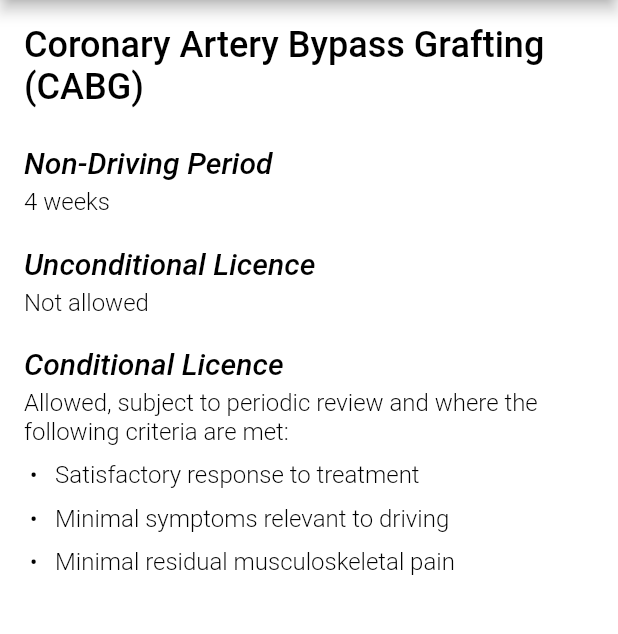
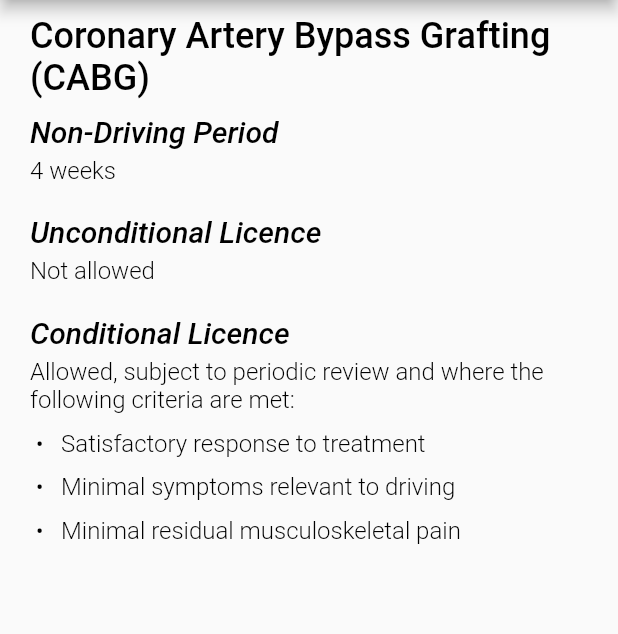
Before and after one commit to jathpala/driving_guidelines, a Flutter app: the screen it shows after launch, after a tap on "Coronary Artery Bypass Grafting", on a phone screen of 412 x 824 dp, the part 84-718 px from its top. Run offline on Flutter 3.47's test engine with Material 2 defaults, Android fonts, the light colour scheme and no system bars; our stand-ins replace yaml; Roboto replaces fonts that are missing (Sans-Serif).

Commit message:
Switch to named navigation routes and refactor main widgets
Navigation is now via named routes. onGenerateRoute is used to parse
arguments to be passed into the route (for guideline display). The
home widget is now Index which generates a list of guidelines similar
to GuidelineList which it replaces. This index reads in available
guidelines from index.json in the guidelines folder. Have also merged
the GuidelineSection class into Guideline (though I'm not sure this
is better.

```diff
--- a/lib/main.dart
+++ b/lib/main.dart
@@ -1,9 +1,9 @@
 import 'package:flutter/material.dart';
 
 import 'src/style.dart';
+import 'src/widgets/index.dart';
 import 'src/widgets/guideline.dart';
-import 'src/widgets/guideline_list.dart';
-import 'src/yaml.dart';
+
 
 void main() {
     runApp(const MyApp());
@@ -12,19 +12,39 @@ void main() {
 class MyApp extends StatelessWidget {
     const MyApp({Key? key}) : super(key: key);
 
-    final Map<String, String> routes = const {
-        'coronary_artery_bypass_grafting': 'Coronary Artery Bypass Grafting',
-        'percutaneous_coronary_intervention': 'Percutaneous Coronary Intervention'
-    };
-
     // Application root.
     @override
     Widget build(BuildContext context) {
         return MaterialApp(
             title: 'Driving Guidelines',
             theme: defaultTheme,
-            //home: Guideline('coronary_artery_bypass_grafting')
-            home: GuidelineList(routes),
+            initialRoute: Index.routeName,
+            onGenerateRoute: (RouteSettings settings) {
+                switch (settings.name) {
+                    case '/':
+                        return null;
+                        break;
+                    case Index.routeName:
+                        return MaterialPageRoute(
+                            builder: (context) {
+                                return Index();
+                            }
+                        );
+                        break;
+                    case Guideline.routeName:
+                        final guideline = settings.arguments as String;
+                        return MaterialPageRoute(
+                            builder: (context) {
+                                return Guideline(guideline);
+                            }
+                        );
+                        break;
+                    default:
+                        assert(false, 'Need to implement ${settings.name}');
+                        return null;
+                        break;
+                }
+            }
         );
     }
 }
--- a/lib/src/style.dart
+++ b/lib/src/style.dart
@@ -9,6 +9,7 @@ final ThemeData defaultTheme = ThemeData(
         headline1: TextStyle(fontSize: 26, fontWeight: FontWeight.w500, color: Colors.black),
         headline2: TextStyle(fontSize: 24, fontWeight: FontWeight.w500, color: Colors.black),
         headline3: TextStyle(fontSize: 20, fontWeight: FontWeight.w500, fontStyle: FontStyle.italic, color: Colors.black),
+        headline4: TextStyle(fontFamily: 'Sans-Serif', fontSize: 18, fontWeight: FontWeight.w400, color: Colors.black),
         bodyText1: TextStyle(fontFamily: 'Sans-Serif', fontSize: 16, fontWeight: FontWeight.w300, color: Colors.black),
         bodyText2: TextStyle(fontFamily: 'Sans-Serif', fontSize: 16, fontWeight: FontWeight.w600, color: Colors.black)
     )
--- a/lib/src/widgets/guideline.dart
+++ b/lib/src/widgets/guideline.dart
@@ -7,8 +7,9 @@ import '../yaml.dart';
 
 
 class Guideline extends StatefulWidget {
-    const Guideline(this.guideline, { Key? key }): super(key: key);
+    const Guideline(String this.guideline, { Key? key }): super(key: key);
 
+    static const routeName = '/guideline';
     final String guideline;
 
     @override
@@ -17,23 +18,110 @@ class Guideline extends StatefulWidget {
 
 
 class _GuidelineState extends State<Guideline> {
-    _GuidelineState(this.guideline) {
+    _GuidelineState(String this.guideline);
+
+    final String guideline;
+
+    String mainHeading = '';
+    List<Widget> sections = [];
+
+    List<Widget> buildHeading(String heading, BuildContext context) {
+        final content = <Widget>[];
+        content.add(Text(
+            heading,
+            style: Theme.of(context).textTheme.headline3
+        ));
+        content.add(SizedBox(height: 5));
+        return content;
+    }
+
+    List<Widget> buildSimpleBody(String text, BuildContext context) {
+        final content = <Widget>[];
+        content.add(RichText(
+            text: TextSpan(
+                text: text,
+                style: Theme.of(context).textTheme.bodyText1
+            )
+        ));
+        content.add(SizedBox(height: 20));
+        return content;
+    }
+
+    List<Widget> buildConditionsBody(BuildContext context, { String? review, List<String>? criteria }) {
+        final content = <Widget>[];
+        content.add(RichText(
+            text: TextSpan(
+                style: Theme.of(context).textTheme.bodyText1,
+                // FIXME: children should be build conditionally based on whether
+                // review or criteria are present.
+                children: <TextSpan>[
+                    TextSpan(text: 'Allowed', style: Theme.of(context).textTheme.bodyText1),
+                    TextSpan(text: ', subject to '),
+                    TextSpan(text: '${review} review', style: Theme.of(context).textTheme.bodyText1),
+                    TextSpan(text: ' and where the following criteria are met:')
+                ]
+            )
+        ));
+        content.add(SizedBox(height: 10));
+        criteria?.forEach((c) {
+            content.add(RichText(
+                text: TextSpan(
+                    text: ' \u2022   ' + c,
+                    style: Theme.of(context).textTheme.bodyText1
+                )
+            ));
+            content.add(SizedBox(height: 10));
+        });
+        content.add(SizedBox(height: 10));
+        return content;
+    }
+
+    void parseGuideline(context) {
         loadYAML(guideline).then((result) => setState(() {
             // Parse the main page heading (required)
             mainHeading = result['name'];
 
             // Parse all sections
-            result.forEach((k, v) => sections.add(GuidelineSection(
-                section: k,
-                contents: v
-            )));
+            result.forEach((section, yaml) {
+                List<Widget> content = <Widget>[];
+                switch (section) {
+                    case 'non_driving_period':
+                        content += buildHeading('Non-Driving Period', context);
+                        content += buildSimpleBody((yaml as YamlMap)['duration'], context);
+                        break;
+                    case 'unconditional_licence':
+                        content += buildHeading('Unconditional Licence', context);
+                        content += (yaml as YamlMap)['allowed'] ?
+                            buildSimpleBody('Allowed', context) :
+                            buildSimpleBody('Not allowed', context);
+                        break;
+                    case 'conditional_licence':
+                        content += buildHeading('Conditional Licence', context);
+                        if ((yaml as YamlMap)['allowed']) {
+                            content += buildConditionsBody(context,
+                                review: (yaml as YamlMap)['review'],
+                                criteria: [...(yaml as YamlMap)['criteria']],
+                            );
+                        } else {
+                            content += buildSimpleBody('Not allowed', context);
+                        }
+                        break;
+                    case 'note':
+                        content += buildHeading('Notes', context);
+                        content += buildSimpleBody(yaml as String, context);
+                        break;
+                }
+                sections.addAll(content);
+            });
         }));
     }
 
-    final String guideline;
-
-    String mainHeading = 'Guideline Name';
-    List<Widget> sections = [];
+    @override
+    void initState() {
+        super.initState();
+        // This allows context to be available in parseGuideline
+        Future.delayed(Duration.zero).then((_) => parseGuideline(context));
+    }
 
     @override
     Widget build(BuildContext context) {
@@ -42,22 +130,22 @@ class _GuidelineState extends State<Guideline> {
                 title: const Text('Driving Guidelines'),
                 titleTextStyle: Theme.of(context).textTheme.headline1
             ),
-            body: Container(
-                child: ListView(
-                    children: [
-                        Container(
-                            child: Text(
-                                mainHeading,
-                                style: Theme.of(context).textTheme.headline2
-                            ),
-                            margin: EdgeInsets.only(bottom: 25)
-                        ),
-                        ...sections
-                    ]
-                ),
-                padding: EdgeInsets.all(16)
+            body: ListView(
+                children: [
+                    Text(
+                        mainHeading,
+                        style: Theme.of(context).textTheme.headline2
+                    ),
+                    SizedBox(height: 10),
+                    ...sections
+                ],
+                padding: EdgeInsets.only(
+                    top: 10,
+                    bottom: 10,
+                    left: 20,
+                    right: 20
+                )
             ),
-            backgroundColor: Colors.white
         );
     }
 }
--- a/lib/src/widgets/guideline_list.dart
+++ /dev/null
@@ -1,38 +0,0 @@
-import 'package:flutter/material.dart';
-
-import 'guideline.dart';
-import '../instant_page_route.dart';
-
-class GuidelineList extends StatelessWidget {
-    const GuidelineList(Map<String, String> this.routes, { Key? key }): super(key: key);
-
-    final Map<String, String> routes;
-
-    @override
-    Widget build(BuildContext context) {
-        final List<ListTile> navigation_list = [];
-        routes.forEach((k, v) {
-            navigation_list.add(ListTile(
-                title: Text(v),
-                onTap: () => Navigator.push(
-                    context,
-                    MaterialPageRoute(
-                        builder: (context) => Guideline(k)
-                    )
-                )
-            ));
-        });
-        return Scaffold(
-            appBar: AppBar(
-                title: const Text('Driving Guidelines'),
-                titleTextStyle: Theme.of(context).textTheme.headline1
-            ),
-            body: Container(
-                child: ListView(
-                    children: navigation_list
-                ),
-            ),
-            backgroundColor: Colors.white
-        );
-    }
-}
--- a/lib/src/widgets/guideline_section.dart
+++ /dev/null
@@ -1,103 +0,0 @@
-import 'package:flutter/material.dart';
-
-import 'package:yaml/yaml.dart';
-
-class GuidelineSection extends StatelessWidget {
-    const GuidelineSection({ Key? key, required this.section, required this.contents }): super(key: key);
-
-    final String section;
-    final Object contents;
-
-    List<Widget> buildHeading(String heading, BuildContext context) {
-        final content = <Widget>[];
-        content.add(Text(
-            heading,
-            style: Theme.of(context).textTheme.headline3
-        ));
-        content.add(SizedBox(height: 5));
-        return content;
-    }
-
-    List<Widget> buildSimpleBody(String text, BuildContext context) {
-        final content = <Widget>[];
-        content.add(RichText(
-            text: TextSpan(
-                text: text,
-                style: Theme.of(context).textTheme.bodyText1
-            )
-        ));
-        content.add(SizedBox(height: 20));
-        return content;
-    }
-
-    List<Widget> buildConditionsBody(BuildContext context, { String? review, List<String>? criteria }) {
-        final content = <Widget>[];
-        content.add(RichText(
-            text: TextSpan(
-                style: Theme.of(context).textTheme.bodyText1,
-                children: <TextSpan>[
-                    TextSpan(text: 'Allowed', style: Theme.of(context).textTheme.bodyText1),
-                    TextSpan(text: ', subject to '),
-                    TextSpan(text: '${review} review', style: Theme.of(context).textTheme.bodyText1),
-                    TextSpan(text: ' and where the following criteria are met:')
-                ]
-            )
-        ));
-        content.add(SizedBox(height: 10));
-        criteria?.forEach((c) {
-            content.add(RichText(
-                text: TextSpan(
-                    text: ' \u2022   ' + c,
-                    style: Theme.of(context).textTheme.bodyText1
-                )
-            ));
-            content.add(SizedBox(height: 10));
-        });
-        content.add(SizedBox(height: 20));
-        return content;
-    }
-
-    @override
-    Widget build(BuildContext context) {
-        List<Widget> content = <Widget>[];
-        bool recognised_section = true;
-        switch (section) {
-            case 'non_driving_period':
-                content += buildHeading('Non-Driving Period', context);
-                content += buildSimpleBody((contents as YamlMap)['duration'], context);
-                break;
-            case 'unconditional_licence':
-                content += buildHeading('Unconditional Licence', context);
-                content += (contents as YamlMap)['allowed'] ?
-                    buildSimpleBody('Allowed', context) :
-                    buildSimpleBody('Not allowed', context);
-                break;
-            case 'conditional_licence':
-                content += buildHeading('Conditional Licence', context);
-                if ((contents as YamlMap)['allowed']) {
-                    content += buildConditionsBody(context,
-                        review: (contents as YamlMap)['review'],
-                        criteria: [...(contents as YamlMap)['criteria']],
-                    );
-                } else {
-                    content += buildSimpleBody('Not allowed', context);
-                }
-                break;
-            case 'note':
-                content += buildHeading('Notes', context);
-                content += buildSimpleBody(contents as String, context);
-                break;
-            default:
-                recognised_section = false;
-                break;
-        }
-        if (recognised_section) {
-            return Column(
-                children: content,
-                crossAxisAlignment: CrossAxisAlignment.start
-            );
-        } else {
-            return SizedBox.shrink();
-        }
-    }
-}
--- /dev/null
+++ b/lib/src/widgets/index.dart
@@ -0,0 +1,57 @@
+import 'package:flutter/material.dart';
+
+import 'guideline.dart';
+
+class Index extends StatelessWidget {
+    const Index({ Key? key }): super(key: key);
+
+    static const routeName = '/index';
+
+    final Map<String, String> guidelines = const {
+        'coronary_artery_bypass_grafting': 'Coronary Artery Bypass Grafting',
+        'percutaneous_coronary_intervention': 'Percutaneous Coronary Intervention'
+    };
+
+    Widget buildPageHeading(BuildContext context) {
+        return ListTile(
+            title: Text('Guidelines', style: Theme.of(context).textTheme.headline2),
+            dense: true
+        );
+    }
+
+    Widget buildGuidelineList(BuildContext context) {
+        final List<ListTile> navigation_list = [];
+        guidelines.forEach((k, v) {
+            navigation_list.add(ListTile(
+                title: Text(v, style: Theme.of(context).textTheme.headline4),
+                dense: true,
+                onTap: () {
+                    Navigator.pushNamed(
+                        context,
+                        Guideline.routeName,
+                        arguments: k
+                    );
+                }
+            ));
+        });
+        return Column(children: navigation_list);
+    }
+
+    @override
+    Widget build(BuildContext context) {
+
+        return Scaffold(
+            appBar: AppBar(
+                title: const Text('Driving Guidelines'),
+                titleTextStyle: Theme.of(context).textTheme.headline1
+            ),
+            body: ListView(
+                children: [
+                    buildPageHeading(context),
+                    buildGuidelineList(context)
+                ]
+            ),
+            backgroundColor: Colors.white
+        );
+    }
+}
```
